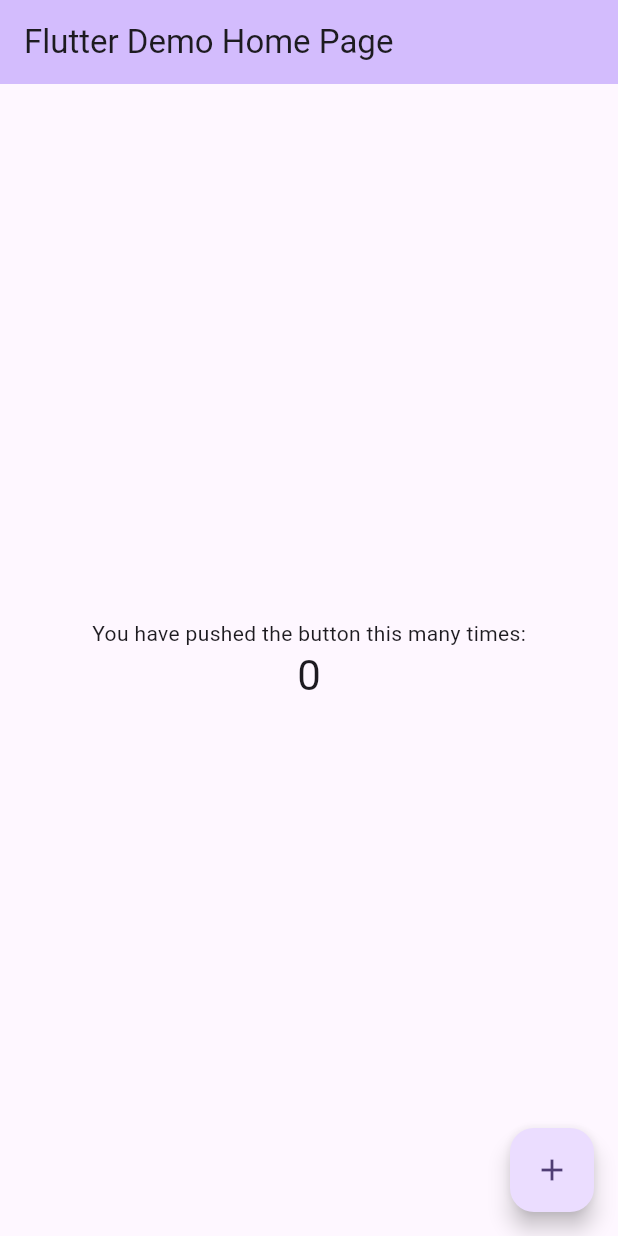
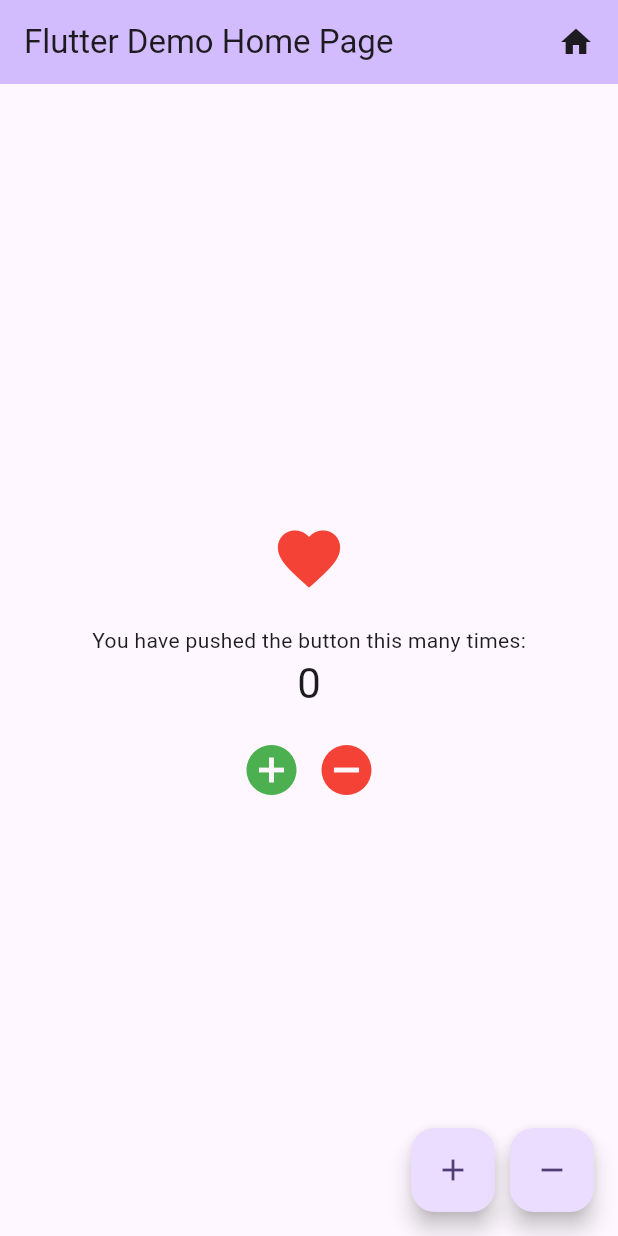
Before and after one commit to AlfredoMonT/mi_proyecto_flutter, a Flutter app: the screen it shows after launch, on a phone screen of 412 x 824 dp. Run offline on Flutter 3.47's test engine with Material 3 defaults, Android fonts, the phone set to English and light mode, and no system bars.

Commit message:
Add files via upload

```diff
--- a/lib/main.dart
+++ b/lib/main.dart
@@ -7,28 +7,12 @@ void main() {
 class MyApp extends StatelessWidget {
   const MyApp({super.key});
 
-  // This widget is the root of your application.
   @override
   Widget build(BuildContext context) {
     return MaterialApp(
       title: 'Flutter Demo',
       debugShowCheckedModeBanner: true,
       theme: ThemeData(
-        // This is the theme of your application.
-        //
-        // TRY THIS: Try running your application with "flutter run". You'll see
-        // the application has a purple toolbar. Then, without quitting the app,
-        // try changing the seedColor in the colorScheme below to Colors.green
-        // and then invoke "hot reload" (save your changes or press the "hot
-        // reload" button in a Flutter-supported IDE, or press "r" if you used
-        // the command line to start the app).
-        //
-        // Notice that the counter didn't reset back to zero; the application
-        // state is not lost during the reload. To reset the state, use hot
-        // restart instead.
-        //
-        // This works for code too, not just values: Most code changes can be
-        // tested with just a hot reload.
         colorScheme: ColorScheme.fromSeed(seedColor: Colors.deepPurple),
         useMaterial3: true,
       ),
@@ -39,15 +23,6 @@ class MyApp extends StatelessWidget {
 
 class MyHomePage extends StatefulWidget {
   const MyHomePage({super.key, required this.title});
-
-  // This widget is the home page of your application. It is stateful, meaning
-  // that it has a State object (defined below) that contains fields that affect
-  // how it looks.
-
-  // This class is the configuration for the state. It holds the values (in this
-  // case the title) provided by the parent (in this case the App widget) and
-  // used by the build method of the State. Fields in a Widget subclass are
-  // always marked "final".
 
   final String title;
 
@@ -60,52 +35,39 @@ class _MyHomePageState extends State<MyHomePage> {
 
   void _incrementCounter() {
     setState(() {
-      // This call to setState tells the Flutter framework that something has
-      // changed in this State, which causes it to rerun the build method below
-      // so that the display can reflect the updated values. If we changed
-      // _counter without calling setState(), then the build method would not be
-      // called again, and so nothing would appear to happen.
       _counter++;
+    });
+  }
+
+  void _decrementCounter() {
+    setState(() {
+      if (_counter > 0) _counter--;
     });
   }
 
   @override
   Widget build(BuildContext context) {
-    // This method is rerun every time setState is called, for instance as done
-    // by the _incrementCounter method above.
-    //
-    // The Flutter framework has been optimized to make rerunning build methods
-    // fast, so that you can just rebuild anything that needs updating rather
-    // than having to individually change instances of widgets.
     return Scaffold(
       appBar: AppBar(
-        // TRY THIS: Try changing the color here to a specific color (to
-        // Colors.amber, perhaps?) and trigger a hot reload to see the AppBar
-        // change color while the other colors stay the same.
         backgroundColor: Theme.of(context).colorScheme.inversePrimary,
-        // Here we take the value from the MyHomePage object that was created by
-        // the App.build method, and use it to set our appbar title.
-        title: Text(widget.title),
+        title: Row(
+          mainAxisAlignment: MainAxisAlignment.spaceBetween,
+          children: [
+            Text(widget.title),
+            const Icon(Icons.home), // Icono en el AppBar
+          ],
+        ),
       ),
       body: Center(
-        // Center is a layout widget. It takes a single child and positions it
-        // in the middle of the parent.
         child: Column(
-          // Column is also a layout widget. It takes a list of children and
-          // arranges them vertically. By default, it sizes itself to fit its
-          // children horizontally, and tries to be as tall as its parent.
-          //
-          // Column has various properties to control how it sizes itself and
-          // how it positions its children. Here we use mainAxisAlignment to
-          // center the children vertically; the main axis here is the vertical
-          // axis because Columns are vertical (the cross axis would be
-          // horizontal).
-          //
-          // TRY THIS: Invoke "debug painting" (choose the "Toggle Debug Paint"
-          // action in the IDE, or press "p" in the console), to see the
-          // wireframe for each widget.
           mainAxisAlignment: MainAxisAlignment.center,
           children: <Widget>[
+            const Icon(
+              Icons.favorite,
+              size: 50,
+              color: Colors.red, // Icono de corazón
+            ),
+            const SizedBox(height: 20),
             const Text(
               'You have pushed the button this many times:',
             ),
@@ -113,14 +75,34 @@ class _MyHomePageState extends State<MyHomePage> {
               '$_counter',
               style: Theme.of(context).textTheme.headlineMedium,
             ),
+            const SizedBox(height: 20),
+            Row(
+              mainAxisAlignment: MainAxisAlignment.center,
+              children: const [
+                Icon(Icons.add_circle, color: Colors.green, size: 40), // Icono de suma
+                SizedBox(width: 10),
+                Icon(Icons.remove_circle, color: Colors.red, size: 40), // Icono de resta
+              ],
+            ),
           ],
         ),
       ),
-      floatingActionButton: FloatingActionButton(
-        onPressed: _incrementCounter,
-        tooltip: 'Increment',
-        child: const Icon(Icons.add),
-      ), // This trailing comma makes auto-formatting nicer for build methods.
+      floatingActionButton: Row(
+        mainAxisAlignment: MainAxisAlignment.end,
+        children: [
+          FloatingActionButton(
+            onPressed: _incrementCounter,
+            tooltip: 'Increment',
+            child: const Icon(Icons.add),
+          ),
+          const SizedBox(width: 10),
+          FloatingActionButton(
+            onPressed: _decrementCounter,
+            tooltip: 'Decrement',
+            child: const Icon(Icons.remove),
+          ),
+        ],
+      ),
     );
   }
 }
```
